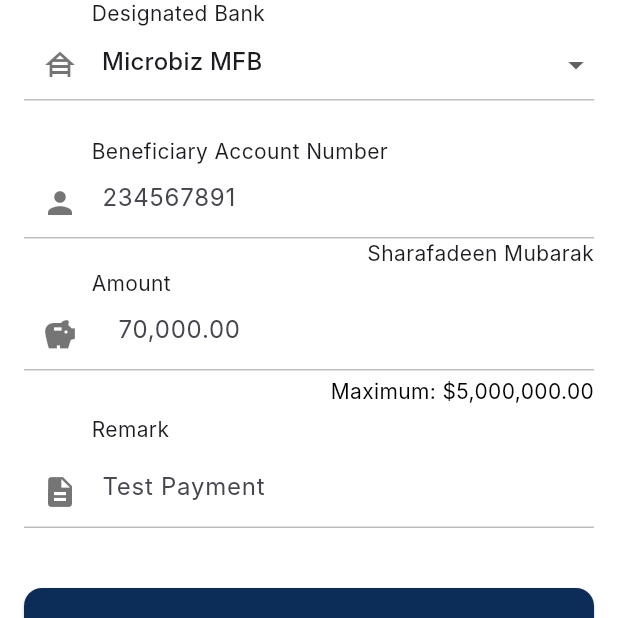
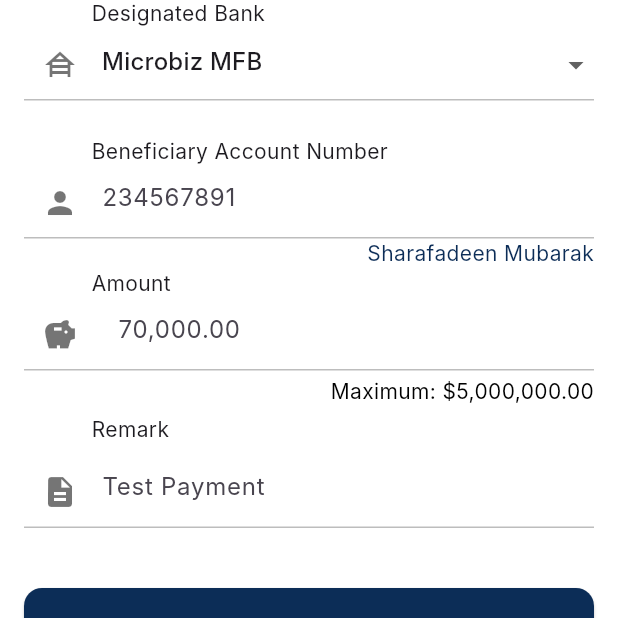
Before and after one commit to mrb4ll0/allfinancial, a Flutter app: the SendMoneyScreen screen opened by its route, on a phone screen of 412 x 824 dp, the part 618-1236 px from its top. Run offline on Flutter 3.47's test engine with Material 3 defaults, Android fonts, the phone set to English and light mode, and no system bars; network calls fail; Roboto replaces fonts that are missing (Inter).

Commit message:
second commit on 14/6/2025 1:30am

```diff
--- a/lib/ui/view/SendMoneyScreen.dart
+++ b/lib/ui/view/SendMoneyScreen.dart
@@ -92,6 +92,11 @@
               Padding(
                 padding: EdgeInsets.only(left: 45),
                   child: Text("Designated Bank")),
+      Theme(
+        data: Theme.of(context).copyWith(
+          canvasColor: Colors.white,
+        ),
+        child:
               DropdownButtonFormField<String>(
                 decoration: InputDecoration(
                   prefixIcon: Icon(Icons.house_siding_sharp,color: Colors.black54,),
@@ -111,13 +116,14 @@
                 ))
                     .toList(),
                 onChanged: (value) {},
-              ),
+              )),
               const SizedBox(height: 24),
               Padding(
                 padding: const EdgeInsets.only(left: 45),
                 child: const Text('Beneficiary Account Number')),
 
               TextFormField(
+                style: TextStyle(color: Color(0xFF0C2D57)),
                 decoration: InputDecoration(
                   hintText: '234567891',
                   prefixIcon: Icon(Icons.person, color: Colors.black54,),
@@ -133,6 +139,7 @@
               Align(
                 alignment: Alignment.centerRight,
                 child: Text('Sharafadeen Mubarak', style: TextStyle(
+                  color: Color(0xFF0C2D57)
               ))),
                Padding(
                  padding: const EdgeInsets.only(left: 45),
```
